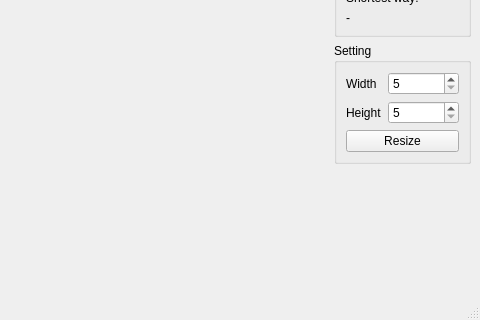
First picture: the form in ProjectMunka/mainwindow.ui, repository Boldeee/Nagybeadando_uj, before the edit; both pictures show x 381 to 861 and y 169 to 489 of the 861 by 489 pixel window.
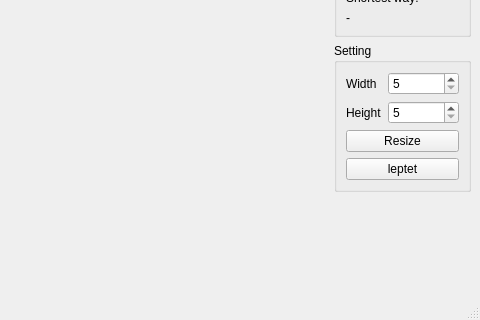
Second picture: the form after the edit.

```diff
--- a/ProjectMunka/mainwindow.ui
+++ b/ProjectMunka/mainwindow.ui
@@ -192,6 +192,13 @@
            </property>
           </widget>
          </item>
+         <item>
+          <widget class="QPushButton" name="leptetbtn">
+           <property name="text">
+            <string>leptet</string>
+           </property>
+          </widget>
+         </item>
         </layout>
        </widget>
       </item>
```
Left out of the diff: 2 changed lines with no effect on the pictures.
